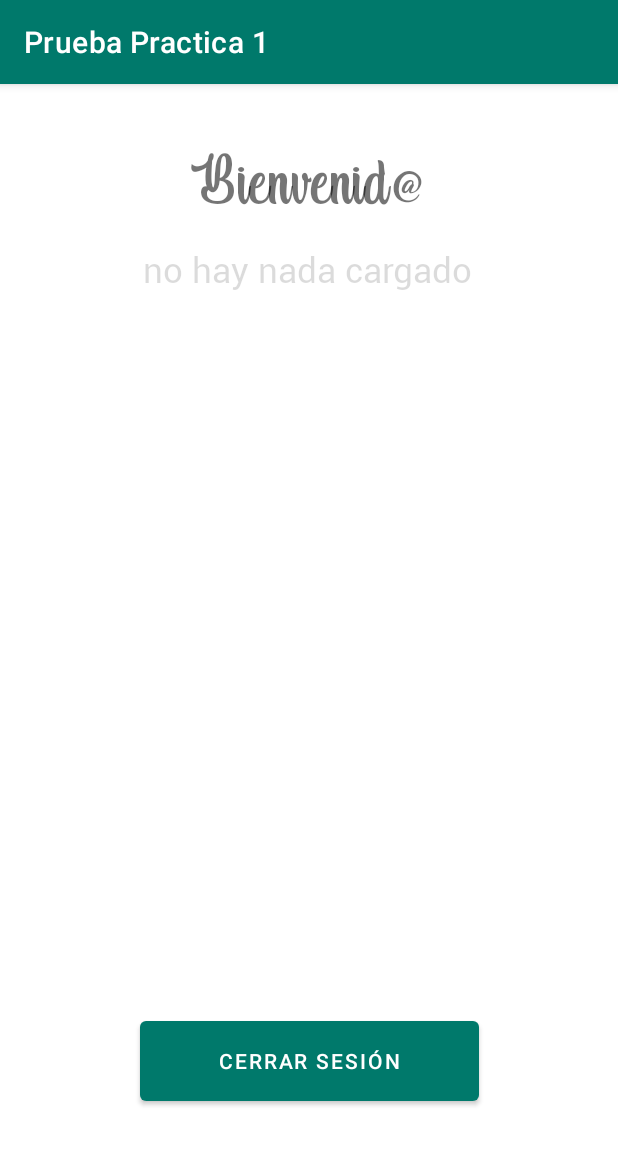
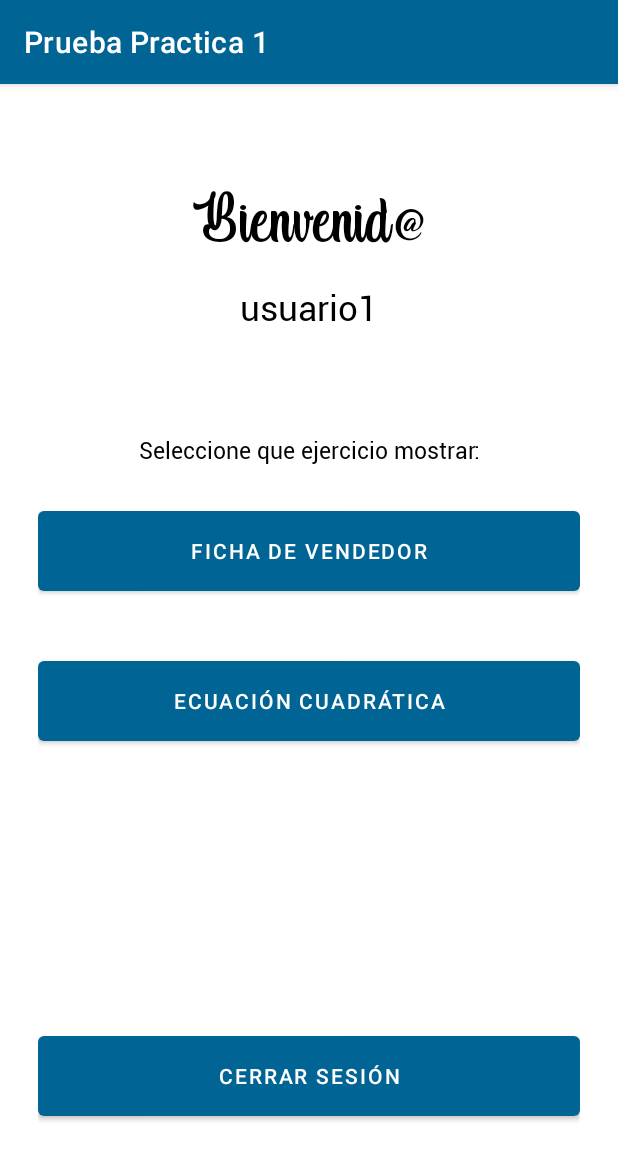
Before and after one commit to Ernest00/Prueba_Practica_1_DSM_LA181955_MA181956, an Android app: the Opciones screen opened directly, with no data from a screen before it, on a phone screen of 412 x 824 dp. Shown: the top 1160 px of the screen. Run offline under Robolectric (Android 15) with nearby library versions, the phone set to English and light mode, and no system bars.

```diff
--- a/PruebaPractica1DSM_LA181955_MA181956/app/src/main/java/com/example/pruebapractica1dsm_la181955_ma181956/Opciones.kt
+++ b/PruebaPractica1DSM_LA181955_MA181956/app/src/main/java/com/example/pruebapractica1dsm_la181955_ma181956/Opciones.kt
@@ -12,6 +12,8 @@ import org.w3c.dom.Text
 
 class Opciones : AppCompatActivity() {
     private lateinit var btn_logout : Button
+    private lateinit var btn_ejercicio1 : Button
+    private lateinit var btn_ejercicio2 : Button
     private lateinit var txt_usuario : TextView
 
     override fun onCreate(savedInstanceState: Bundle?) {
@@ -19,13 +21,20 @@ class Opciones : AppCompatActivity() {
         setContentView(R.layout.activity_opciones)
         verificarSesion()
 
+        txt_usuario =findViewById<TextView>(R.id.txtUsuario)
+        btn_ejercicio1 = findViewById<Button>(R.id.btn_ejercicio1)
+        btn_ejercicio2 = findViewById<Button>(R.id.btn_ejercicio2)
         btn_logout = findViewById<Button>(R.id.btn_logout)
-        txt_usuario =findViewById<TextView>(R.id.txtUsuario)
 
         val preferences: SharedPreferences = getSharedPreferences("credenciales", MODE_PRIVATE)
 
         val usuarioActivo = preferences.getString("user", "no hay nada cargado")
         txt_usuario.setText(usuarioActivo)
+
+        btn_ejercicio2.setOnClickListener{
+            var intent = Intent( this, EcuacionCuadraticaActivity::class.java)
+            startActivity(intent)
+        }
 
         btn_logout.setOnClickListener {
             restablecerPreferencias()
--- a/PruebaPractica1DSM_LA181955_MA181956/app/src/main/res/layout/activity_opciones.xml
+++ b/PruebaPractica1DSM_LA181955_MA181956/app/src/main/res/layout/activity_opciones.xml
@@ -1,21 +1,11 @@
 <?xml version="1.0" encoding="utf-8"?>
-<androidx.constraintlayout.widget.ConstraintLayout xmlns:android="http://schemas.android.com/apk/res/android"
+<RelativeLayout xmlns:android="http://schemas.android.com/apk/res/android"
     xmlns:app="http://schemas.android.com/apk/res-auto"
     xmlns:tools="http://schemas.android.com/tools"
     android:layout_width="match_parent"
     android:layout_height="match_parent"
+    android:padding="25dp"
     tools:context=".Opciones">
-
-    <Button
-        android:id="@+id/btn_logout"
-        android:layout_width="226dp"
-        android:layout_height="65dp"
-        android:layout_marginBottom="84dp"
-        android:text="@string/logout"
-        app:layout_constraintBottom_toBottomOf="parent"
-        app:layout_constraintEnd_toEndOf="parent"
-        app:layout_constraintStart_toStartOf="parent"
-        />
 
     <TextView
         android:id="@+id/textView"
@@ -28,7 +18,8 @@
         android:textSize="50sp"
         app:layout_constraintTop_toTopOf="parent"
         tools:ignore="MissingConstraints"
-        tools:layout_editor_absoluteX="1dp" />
+        tools:layout_editor_absoluteX="1dp"
+        android:textColor="@color/black"/>
 
     <TextView
         android:id="@+id/txtUsuario"
@@ -40,7 +31,47 @@
         android:text=""
         android:textAlignment="center"
         android:textSize="23sp"
-        app:layout_constraintTop_toTopOf="parent"
-        tools:ignore="MissingConstraints" />
+        android:textColor="@color/black"/>
 
-</androidx.constraintlayout.widget.ConstraintLayout>
+    <TextView
+        android:id="@+id/txtIndicacion"
+        android:layout_width="409dp"
+        android:layout_height="wrap_content"
+        android:layout_marginTop="208dp"
+        android:enabled="false"
+        android:fontFamily="@font/roboto_regular"
+        android:text="@string/indicacion"
+        android:textAlignment="center"
+        android:textSize="15sp"
+        android:textColor="@color/black"/>
+
+    <Button
+        android:id="@+id/btn_ejercicio1"
+        android:layout_width="match_parent"
+        android:layout_height="65dp"
+        android:layout_alignTop="@id/txtIndicacion"
+        android:layout_marginTop="45sp"
+        android:text="@string/ejercicio1"
+        android:textAlignment="center" />
+
+    <Button
+        android:id="@+id/btn_ejercicio2"
+        android:layout_width="match_parent"
+        android:layout_height="65dp"
+        android:layout_alignTop="@id/btn_ejercicio1"
+        android:layout_marginTop="100sp"
+        android:text="@string/ejercicio2"
+        android:textAlignment="center" />
+
+    <Button
+        android:id="@+id/btn_logout"
+        android:layout_width="match_parent"
+        android:layout_height="65dp"
+        android:layout_alignTop="@id/btn_ejercicio2"
+        android:layout_marginTop="250sp"
+        android:text="@string/logout"
+        android:textAlignment="center" />
+
+
+
+</RelativeLayout>
--- a/PruebaPractica1DSM_LA181955_MA181956/app/src/main/res/values/colors.xml
+++ b/PruebaPractica1DSM_LA181955_MA181956/app/src/main/res/values/colors.xml
@@ -8,8 +8,8 @@
     <color name="black">#FF000000</color>
     <color name="white">#FFFFFFFF</color>
 
-    <color name="colorPrimary">#00796b</color>
-    <color name="colorPrimaryDark">#00695C</color>
+    <color name="colorPrimary">#006494</color>
+    <color name="colorPrimaryDark">#003554</color>
     <color name="colorAccent">#FF4081</color>
 
 </resources>
--- a/PruebaPractica1DSM_LA181955_MA181956/app/src/main/res/values/strings.xml
+++ b/PruebaPractica1DSM_LA181955_MA181956/app/src/main/res/values/strings.xml
@@ -8,4 +8,7 @@
     <string name="credentials">Ver credenciales</string>
     <string name="password">Contraseña</string>
     <string name="e_mail">Usuario</string>
+    <string name="ejercicio1">Ficha de Vendedor</string>
+    <string name="ejercicio2">Ecuación Cuadrática</string>
+    <string name="indicacion">Seleccione que ejercicio mostrar:</string>
 </resources>
```
Also changed, not shown: PruebaPractica1DSM_LA181955_MA181956/app/src/main/AndroidManifest.xml (+4 -17 lines), PruebaPractica1DSM_LA181955_MA181956/app/src/main/java/com/example/pruebapractica1dsm_la181955_ma181956/EcuacionCuadraticaActivity.kt (+25 -0 lines), PruebaPractica1DSM_LA181955_MA181956/app/src/main/res/layout/activity_prueba.xml (deleted, +0 -9 lines).
